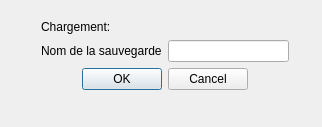
Old version of the form Load.ui in the repository CDZo/Project-Takuzu.
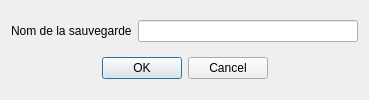
New version of the form.

```diff
--- a/Load.ui
+++ b/Load.ui
@@ -6,53 +6,40 @@
    <rect>
     <x>0</x>
     <y>0</y>
-    <width>322</width>
-    <height>127</height>
+    <width>369</width>
+    <height>100</height>
    </rect>
   </property>
+  <property name="sizePolicy">
+   <sizepolicy hsizetype="Minimum" vsizetype="Maximum">
+    <horstretch>0</horstretch>
+    <verstretch>0</verstretch>
+   </sizepolicy>
+  </property>
   <property name="minimumSize">
    <size>
-    <width>322</width>
-    <height>127</height>
+    <width>317</width>
+    <height>100</height>
    </size>
   </property>
   <property name="maximumSize">
    <size>
-    <width>322</width>
-    <height>127</height>
+    <width>541</width>
+    <height>100</height>
    </size>
   </property>
   <property name="windowTitle">
-   <string>Dialog</string>
-  </property>
-  <widget class="QWidget" name="">
-   <property name="geometry">
-    <rect>
-     <x>41</x>
-     <y>20</y>
-     <width>248</width>
-     <height>70</height>
-    </rect>
+   <string>Chargement</string>
    </property>
    <layout class="QGridLayout" name="gridLayout">
-    <item row="0" column="0" colspan="2">
-     <widget class="QLabel" name="label_2">
-      <property name="text">
-       <string>Chargement:</string>
-      </property>
-     </widget>
-    </item>
-    <item row="1" column="0">
+   <item row="0" column="0">
      <widget class="QLabel" name="label">
       <property name="text">
        <string>Nom de la sauvegarde</string>
       </property>
      </widget>
     </item>
-    <item row="1" column="1">
-     <widget class="QLineEdit" name="loadNameEdit"/>
-    </item>
-    <item row="2" column="0" colspan="2">
+   <item row="1" column="0" colspan="2">
      <widget class="QDialogButtonBox" name="buttonBox">
       <property name="orientation">
        <enum>Qt::Horizontal</enum>
@@ -65,9 +52,11 @@
       </property>
      </widget>
     </item>
-   </layout>
-  </widget>
- </widget>
+   <item row="0" column="1">
+    <widget class="QLineEdit" name="loadNameEdit"/>
+   </item>
+  </layout>
+ </widget>
  <resources/>
  <connections>
   <connection>
```
Left out of the diff: 35 changed lines with no effect on the pictures. Lines whose indentation alone changed are shown as unchanged.
